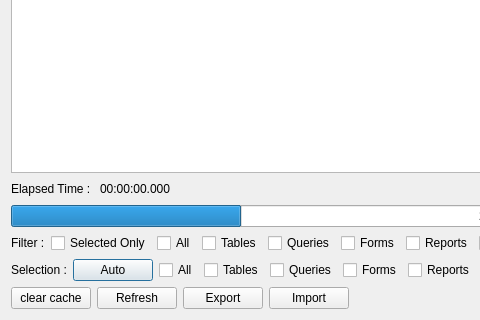
shoderico/AccessCvs, file ui/maindialog.ui: the form before one commit; both pictures show x 0 to 480 and y 243 to 563 of the 982 by 563 pixel window.
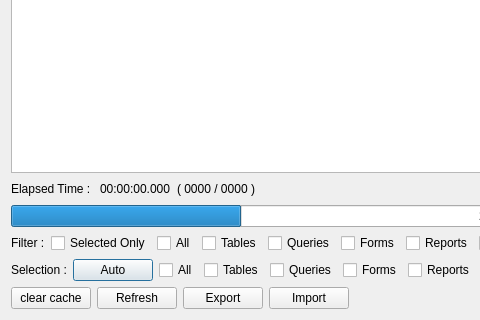
The form after the commit.

Commit message: show process name, total count and positon in progress

The edit to the form file:
```diff
--- a/ui/maindialog.ui
+++ b/ui/maindialog.ui
@@ -35,6 +35,20 @@
          </property>
         </widget>
        </item>
+       <item>
+        <widget class="QLabel" name="progressCountLabel">
+         <property name="text">
+          <string>( 0000 / 0000 )</string>
+         </property>
+        </widget>
+       </item>
+       <item>
+        <widget class="QLabel" name="processTypeNameLabel">
+         <property name="text">
+          <string/>
+         </property>
+        </widget>
+       </item>
        <item>
         <spacer name="horizontalSpacer_4">
          <property name="orientation">
```
Left out of the diff: 3 changed lines with no effect on the pictures. The commit also changes 2 other files.
